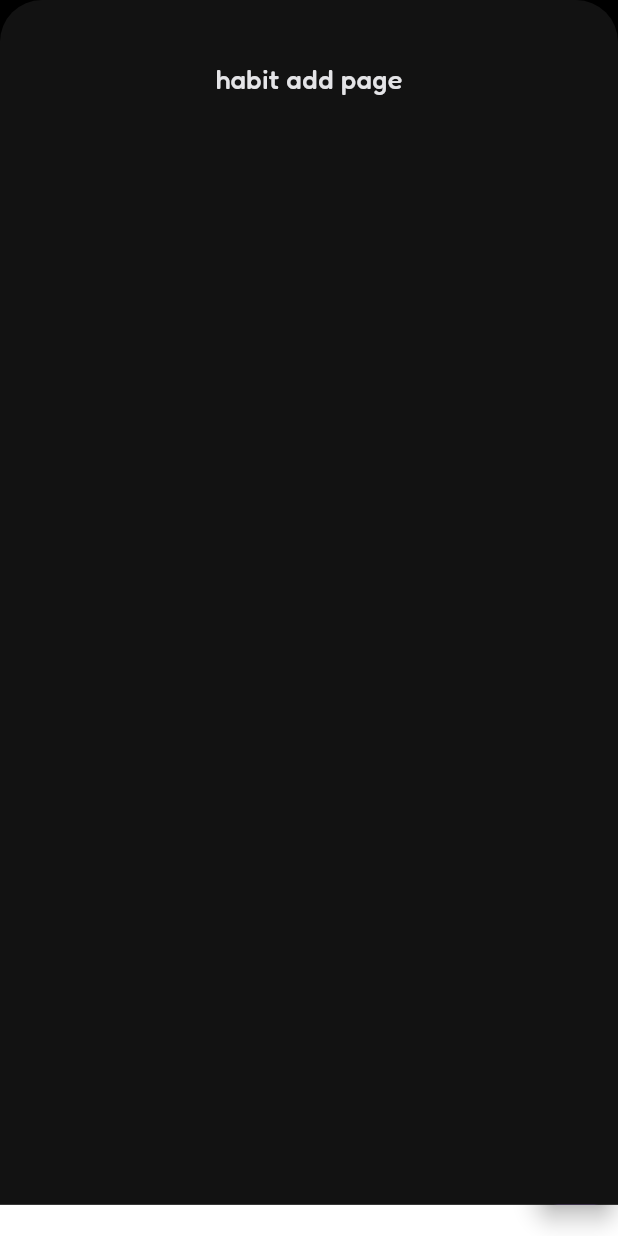
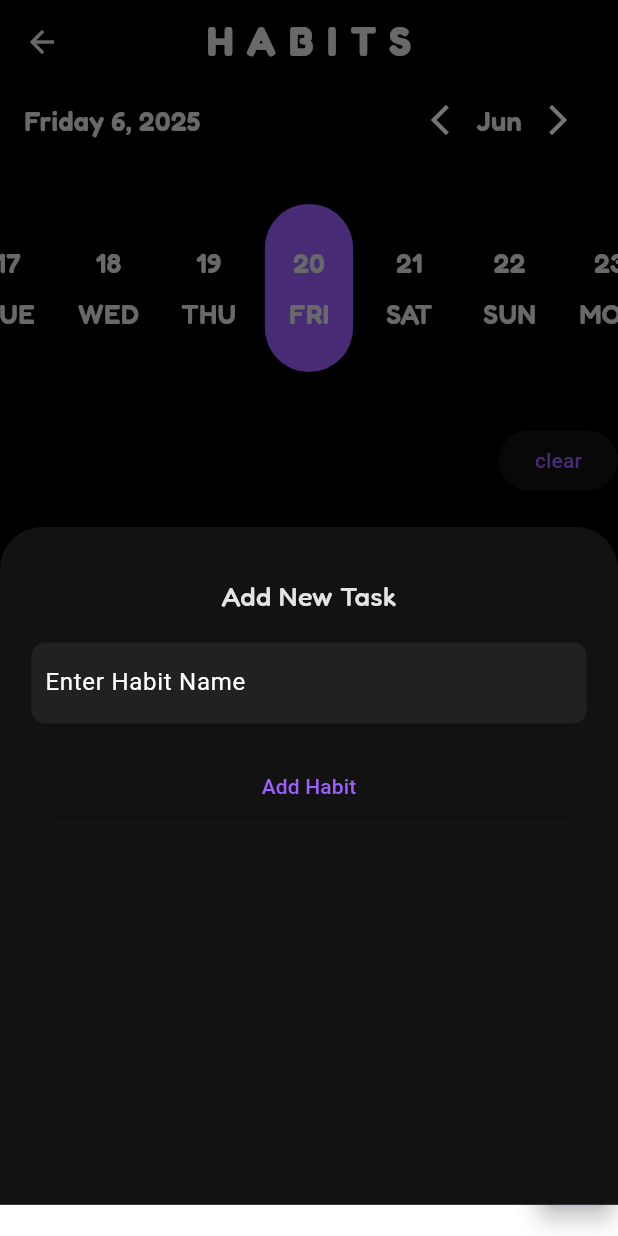
Before and after one commit to sujalpoudel78/luna, a Flutter app: the HabitPage screen opened by its route, after a tap on the "add" icon, on a phone screen of 412 x 824 dp. Run offline on Flutter 3.47's test engine with Material 3 defaults, Android fonts, the phone set to English and light mode, and no system bars; drawn by our look-alikes of easy_date_timeline; our stand-ins replace flutter_slidable, flutter_svg, hive_flutter; accounts and stored records are empty.

Commit message:
add create habit button

```diff
--- a/lib/pages/habit_add.dart
+++ b/lib/pages/habit_add.dart
@@ -1,17 +1,45 @@
 import 'package:flutter/material.dart';
+import 'package:luna/pages/habit_page.dart';
+import 'package:luna/pages/theme.dart';
 
-class HabitAdd extends StatelessWidget {
-  const HabitAdd({super.key});
+class HabitAdd extends StatefulWidget {
+  final VoidCallback onCreate;
+  const HabitAdd({super.key,required this.onCreate});
 
   @override
+  State<HabitAdd> createState() => _HabitAddState();
+}
+
+class _HabitAddState extends State<HabitAdd> {
+  @override
   Widget build(BuildContext context) {
+
+    final Function createHabit;
+
     return Container(
       width: double.infinity,
       child: Padding(
-        padding: EdgeInsets.fromLTRB(9, 39, 9, 0),
-        child: Column(
+        padding: EdgeInsets.fromLTRB(21, 33, 21, 0),
+        child: ListView(
           children: [
-            Text('habit add page')
+            Center(child: Text('Add New Task')),
+            SizedBox(height: 18),
+            Container(
+              decoration: BoxDecoration(
+                color: AppTheme.surfaceColor,
+                borderRadius: BorderRadius.circular(9),
+              ),
+              padding: EdgeInsets.symmetric(horizontal: 9, vertical: 3),
+              child: TextField(
+                controller: habitController,
+                decoration: InputDecoration(
+                  hintText: 'Enter Habit Name',
+                  border: InputBorder.none,
+                ),
+              ),
+            ),
+            SizedBox(height: 18),
+            ElevatedButton(onPressed: widget.onCreate, child: Text('Add Habit')),
           ],
         ),
       ),
--- a/lib/pages/habit_page.dart
+++ b/lib/pages/habit_page.dart
@@ -24,12 +24,25 @@ class HabitPage extends StatefulWidget {
   State<HabitPage> createState() => _HabitPageState();
 }
 
+final Box habitsBox = Hive.box('habitsBox');
+
+  final habitController = TextEditingController();
 class _HabitPageState extends State<HabitPage> {
-  final Box habitsBox = Hive.box('habitsBox');
+
+  void addHabit() {
+    final habitName = habitController.text.trim();
+    if (habitName.isNotEmpty) {
+      setState(() {
+      habitsBox.add(habitName);
+      habitController.clear();
+      });
+    }
+  }
 
   void createNewHabit() {
-    showModalBottomSheet(context: context, builder: (context) => HabitAdd(),
-    isScrollControlled: true);
+    setState(() {
+      showModalBottomSheet(context: context, builder: (context) => HabitAdd(onCreate: addHabit,));
+    });
   }
 
   @override
@@ -64,12 +77,14 @@ class _HabitPageState extends State<HabitPage> {
             ),
           ),
           SizedBox(height: 27),
+          ElevatedButton(onPressed: habitsBox.clear, child: Text('clear')),
+          SizedBox(height: 27),
           Expanded(
             child: ListView.separated(
               itemBuilder: (context, index) {
                 return Container(
                   decoration: BoxDecoration(color: AppTheme.dividerColor),
-                  child: ListTile(title: Text(habits[index].title)),
+                  child: ListTile(title: Text(habits[index])),
                 );
               },
               separatorBuilder: (context, index) => SizedBox(height: 18),
--- a/lib/pages/theme.dart
+++ b/lib/pages/theme.dart
@@ -7,7 +7,7 @@ class AppTheme {
   static Color primaryColor = Color(0xFF9B5FFF); // Soft purple
   static Color accentColor = Color(0xFFC2A3FF); // Light lavender tone
   static Color textColor = Color(0xFFE4E4E7); // Light gray text
-  static Color surfaceColor = Color(0xFF121212); //Lighter
+  static Color surfaceColor = Color(0xFF212121); //Lighter
   static Color dividerColor = Color(0xFF2E2E2E); // Divider lines
   static Color errorColor = Color(0xFFCF6679); // Error
   static Color borderColor = Color.fromRGBO(255, 255, 255, .27);
```
